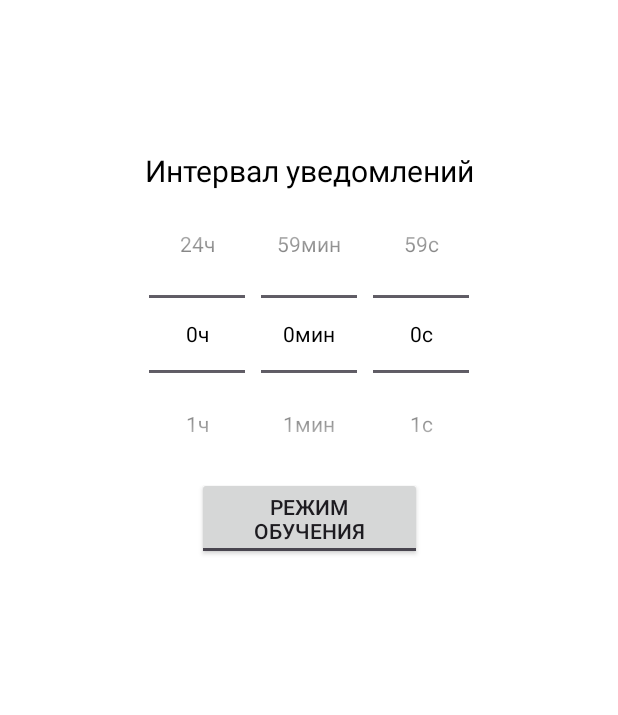
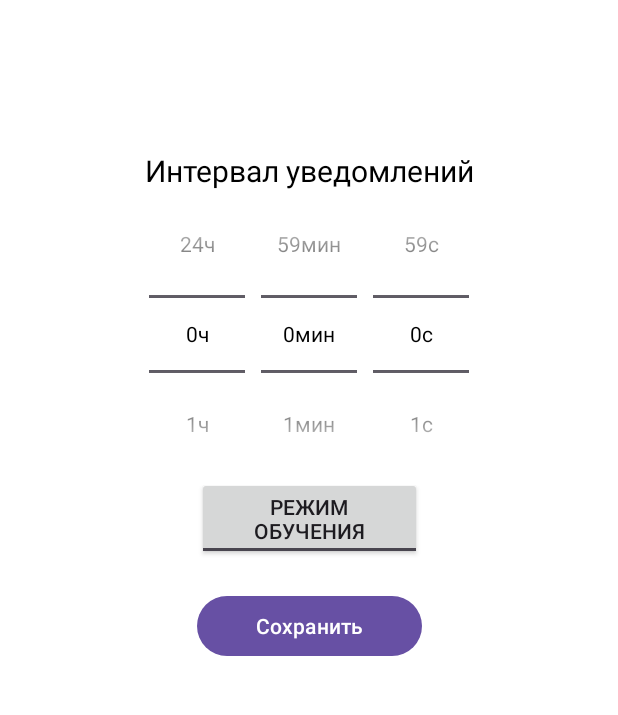
Before and after one commit to SoulsHunter352/LearningEnglish, an Android app: the screen it shows after launch (MainActivity), on a phone screen of 412 x 824 dp, the part 215-930 px from its top. Run offline under Robolectric (Android 15) with nearby library versions, the phone set to English and light mode, and no system bars.

Commit message:
первая рабочая версия уведомлений. вроде бы работает установка времение уведомлений

```diff
--- a/app/build.gradle.kts
+++ b/app/build.gradle.kts
@@ -40,4 +40,7 @@ dependencies {
     testImplementation(libs.junit)
     androidTestImplementation(libs.ext.junit)
     androidTestImplementation(libs.espresso.core)
+    val work_version = "2.11.0"
+    // (Java only)
+    implementation("androidx.work:work-runtime:$work_version")
 }
--- /dev/null
+++ b/app/src/main/java/com/example/learningenglish/AlarmScheduler.java
@@ -0,0 +1,44 @@
+package com.example.learningenglish;
+
+import static androidx.core.content.ContextCompat.getSystemService;
+
+import android.app.AlarmManager;
+import android.app.PendingIntent;
+import android.content.Context;
+import android.content.Intent;
+import android.os.Build;
+import android.util.Log;
+
+public class AlarmScheduler {
+    public static void startNotifications(Context context, long intervalMillis){
+        AlarmManager alarmManager = (AlarmManager) context.getSystemService(Context.ALARM_SERVICE);
+        Intent intent = new Intent(context, TimeNotification.class);
+        intent.putExtra("INTERVAL", intervalMillis);
+        PendingIntent pendingIntent = PendingIntent.getBroadcast(context, 0, intent,
+                PendingIntent.FLAG_UPDATE_CURRENT | PendingIntent.FLAG_IMMUTABLE);
+        // long intervalMillis = 10000;
+        long nextTrigger = System.currentTimeMillis() + intervalMillis;
+
+        // Устанавливаем повторяющийся алёрм
+        //alarmManager.setRepeating(AlarmManager.RTC_WAKEUP,
+        //        firstTrigger, intervalMillis, pendingIntent);
+        if (Build.VERSION.SDK_INT >= Build.VERSION_CODES.S) {
+            if (!alarmManager.canScheduleExactAlarms()) {
+                Log.w("AlarmScheduler", "Нет разрешения, пропускаем перезапуск");
+                return;
+            }
+        }
+        alarmManager.setExact(AlarmManager.RTC_WAKEUP,
+                nextTrigger, pendingIntent);
+    }
+
+    public static void stopAlarms(Context context) {
+        AlarmManager alarmManager = (AlarmManager) context.getSystemService(Context.ALARM_SERVICE);
+        Intent intent = new Intent(context, TimeNotification.class);
+        PendingIntent pendingIntent = PendingIntent.getBroadcast(context, 0, intent,
+                PendingIntent.FLAG_UPDATE_CURRENT | PendingIntent.FLAG_IMMUTABLE);
+
+        alarmManager.cancel(pendingIntent);
+        Log.d("Alarm", "Алёрмы остановлены");
+    }
+}
--- a/app/src/main/java/com/example/learningenglish/MainActivity.java
+++ b/app/src/main/java/com/example/learningenglish/MainActivity.java
@@ -3,13 +3,12 @@ package com.example.learningenglish;
 import android.Manifest;
 import android.app.NotificationChannel;
 import android.app.NotificationManager;
+import android.content.SharedPreferences;
 import android.content.pm.PackageManager;
-import android.graphics.Color;
 import android.os.Build;
 import android.os.Bundle;
-import android.util.Log;
 import android.view.View;
-import android.widget.EditText;
+import android.widget.Button;
 import android.widget.NumberPicker;
 
 import androidx.activity.EdgeToEdge;
@@ -20,10 +19,10 @@ import androidx.appcompat.app.AppCompatActivity;
 import androidx.core.app.ActivityCompat;
 import androidx.core.app.NotificationCompat;
 import androidx.core.app.NotificationManagerCompat;
-import androidx.core.content.ContextCompat;
 import androidx.core.graphics.Insets;
 import androidx.core.view.ViewCompat;
 import androidx.core.view.WindowInsetsCompat;
+
 
 public class MainActivity extends AppCompatActivity {
     private NumberPicker hoursPicker;
@@ -31,11 +30,12 @@ public class MainActivity extends AppCompatActivity {
     private NumberPicker secondsPicker;
     String CHANNEL_ID = "LE8712";
     int NOTIFICATION_ID = 5123;
+    SharedPreferences prefs;
     private final ActivityResultLauncher<String> activityResultLauncher = registerForActivityResult(new ActivityResultContracts.RequestPermission(), new ActivityResultCallback<Boolean>() {
         @Override
         public void onActivityResult(Boolean result) {
             if (result){
-                sendNotification();
+                AlarmScheduler.startNotifications(MainActivity.this, 10000);
             }
         }
     });
@@ -51,12 +51,43 @@ public class MainActivity extends AppCompatActivity {
             return insets;
         });
 
+        prefs = getSharedPreferences("LearningEnglish", MODE_PRIVATE);
         hoursPicker = findViewById(R.id.hours_picker);
         minutesPicker = findViewById(R.id.minutes_picker);
         secondsPicker = findViewById(R.id.seconds_picker);
+        Button saveButton = findViewById(R.id.save_button);
+        saveButton.setOnClickListener(new View.OnClickListener() {
+            @Override
+            public void onClick(View v) {
+                saveSettings();
+            }
+        });
+
         configureNumberPickers();
         createNotificationChannel();
-        sendNotification();
+        if (ActivityCompat.checkSelfPermission(this, android.Manifest.permission.POST_NOTIFICATIONS) != PackageManager.PERMISSION_GRANTED) {
+            activityResultLauncher.launch(Manifest.permission.POST_NOTIFICATIONS);
+        }
+        else{
+            AlarmScheduler.startNotifications(this, getCurrentInterval());
+        }
+    }
+
+    protected void saveSettings(){
+        SharedPreferences.Editor prefEditor = prefs.edit();
+        prefEditor.putInt("hours", hoursPicker.getValue());
+        prefEditor.putInt("minutes", minutesPicker.getValue());
+        prefEditor.putInt("seconds", secondsPicker.getValue());
+        prefEditor.apply();
+        AlarmScheduler.stopAlarms(this);
+        AlarmScheduler.startNotifications(this, getCurrentInterval());
+    }
+
+    protected int getCurrentInterval(){
+        int hours = hoursPicker.getValue();
+        int minutes = minutesPicker.getValue();
+        int seconds = secondsPicker.getValue();
+        return seconds * 1000 + minutes * 60 * 1000 + hours * 60 * 60 * 1000;
     }
 
     protected void configureNumberPickers(){
@@ -73,6 +104,8 @@ public class MainActivity extends AppCompatActivity {
             hours[i] = i + "ч";
         }
         hoursPicker.setDisplayedValues(hours);
+        int currentHours = prefs.getInt("hours", 0);
+        hoursPicker.setValue(currentHours);
     }
 
     protected void configureMinutesPicker(){
@@ -83,6 +116,8 @@ public class MainActivity extends AppCompatActivity {
             minutes[i] = i + "мин";
         }
         minutesPicker.setDisplayedValues(minutes);
+        int currentMinutes = prefs.getInt("minutes", 0);
+        minutesPicker.setValue(currentMinutes);
     }
     protected void configureSecondsPicker(){
         secondsPicker.setMinValue(0);
@@ -92,6 +127,8 @@ public class MainActivity extends AppCompatActivity {
             seconds[i] = i + "с";
         }
         secondsPicker.setDisplayedValues(seconds);
+        int currentSeconds = prefs.getInt("seconds", 0);
+        secondsPicker.setValue(currentSeconds);
     }
 
     protected void createNotificationChannel(){
@@ -105,18 +142,4 @@ public class MainActivity extends AppCompatActivity {
             notificationManager.createNotificationChannel(channel);
         }
     }
-
-    protected void sendNotification(){
-        NotificationCompat.Builder builder = new NotificationCompat.Builder(this, CHANNEL_ID)
-                .setSmallIcon(R.drawable.ic_launcher_foreground)
-                .setContentTitle("My notification")
-                .setContentText("Hello World!")
-                .setPriority(NotificationCompat.PRIORITY_DEFAULT)
-                .setAutoCancel(true);
-        if (ActivityCompat.checkSelfPermission(this, android.Manifest.permission.POST_NOTIFICATIONS) != PackageManager.PERMISSION_GRANTED) {
-            activityResultLauncher.launch(Manifest.permission.POST_NOTIFICATIONS);
-            return;
-        }
-        NotificationManagerCompat.from(this).notify(NOTIFICATION_ID, builder.build());
-    }
 }
--- a/app/src/main/res/layout/activity_main.xml
+++ b/app/src/main/res/layout/activity_main.xml
@@ -69,5 +69,14 @@
         app:layout_constraintRight_toRightOf="parent"
         android:id="@+id/mode"
         />
+    <Button
+        android:layout_width="150dp"
+        android:layout_height="wrap_content"
+        app:layout_constraintTop_toBottomOf="@id/mode"
+        app:layout_constraintLeft_toLeftOf="parent"
+        app:layout_constraintRight_toRightOf="parent"
+        android:layout_marginTop="20dp"
+        android:id="@+id/save_button"
+        android:text="@string/save"/>
 
 </androidx.constraintlayout.widget.ConstraintLayout>
--- a/app/src/main/res/values/strings.xml
+++ b/app/src/main/res/values/strings.xml
@@ -6,4 +6,5 @@
     <string name="checking_mode">Режим проверки</string>
     <string name="channel_name">LearningEnglishChannel</string>
     <string name="channel_description">Notification channel for Learning English</string>
+    <string name="save">Сохранить</string>
 </resources>
```
Also changed, not shown: app/src/main/AndroidManifest.xml (+7 -0 lines), app/src/main/java/com/example/learningenglish/TimeNotification.java (added, +22 -0 lines).
